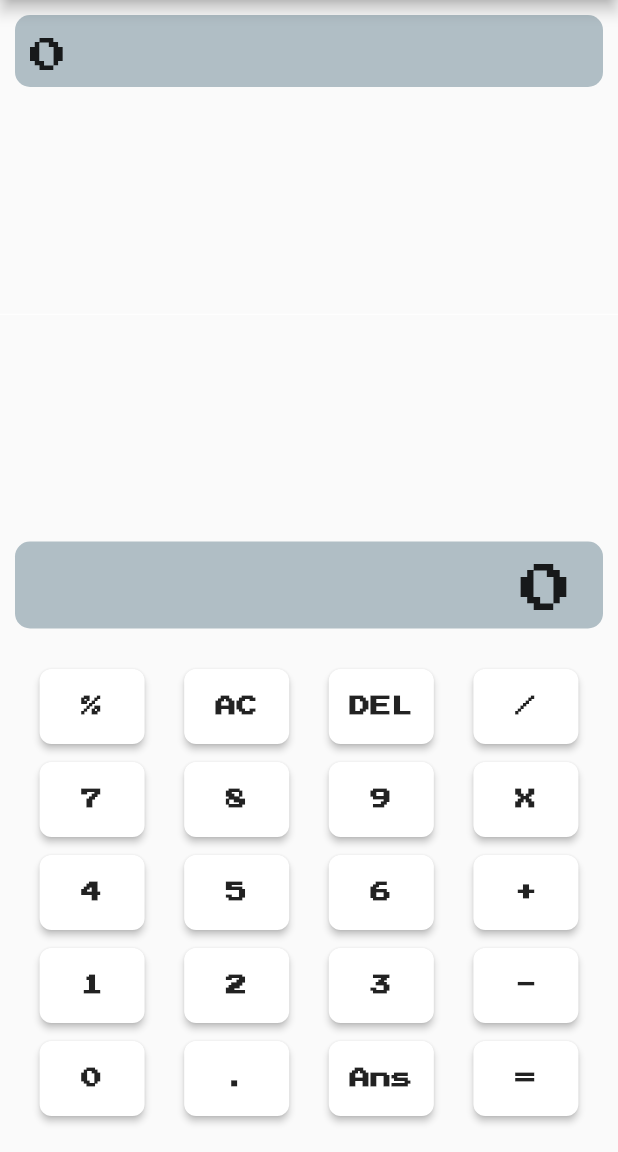
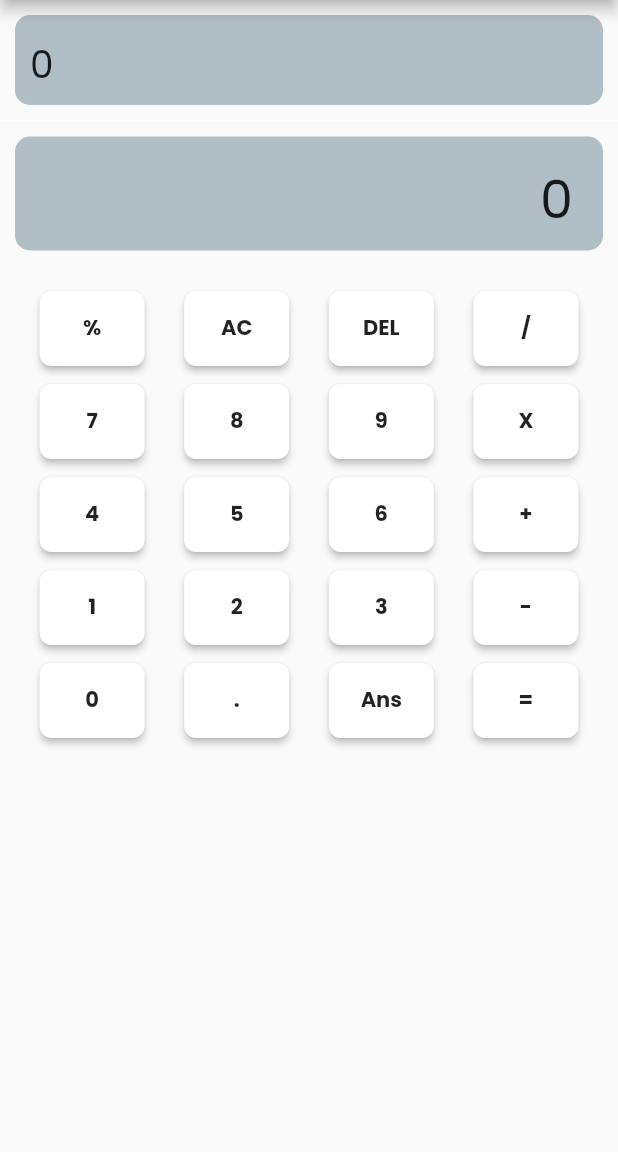
Before and after one commit to Juliotati/calculater, a Flutter app: the screen it shows after launch, on a phone screen of 412 x 824 dp, the part 84-1236 px from its top. Run offline on Flutter 3.47's test engine with Material 2 defaults, Android fonts, the phone set to English and light mode, and no system bars; our stand-ins replace google_fonts, math_expressions; Roboto replaces fonts that are missing (Graduate).

Commit message:
code formatting

```diff
--- a/lib/UI/calculater_button.dart
+++ b/lib/UI/calculater_button.dart
@@ -1,8 +1,13 @@
 part of ui;
 
 class CalculaterButton extends StatelessWidget {
-  const CalculaterButton(this.label, {Key? key}) : super(key: key);
+  const CalculaterButton(
+    this.label, {
+    Key? key,
+  }) : super(key: key);
+
   final String label;
+
   @override
   Widget build(BuildContext context) {
     return Padding(
@@ -12,13 +17,13 @@ class CalculaterButton extends StatelessWidget {
           borderRadius: BorderRadius.circular(8.0),
         ),
         constraints: const BoxConstraints(minHeight: 50, minWidth: 70),
-        fillColor: Colors.white,
+        fillColor:  Colors.white,
         hoverColor: Colors.blue,
         splashColor: Colors.blueGrey,
         disabledElevation: 2.0,
         focusElevation: 1.0,
         highlightElevation: 0.0,
-        onPressed: () => context.read<CalculaterHelper>().computeInput(label),
+        onPressed: () => context.watch<CalculaterHelper>().computeInput(label),
         child: Text(
           label,
           style: const TextStyle(
--- a/lib/UI/theme.dart
+++ b/lib/UI/theme.dart
@@ -3,5 +3,6 @@ part of ui;
 final ThemeData calculaterTheme = ThemeData(
   primarySwatch: Colors.blueGrey,
   visualDensity: VisualDensity.adaptivePlatformDensity,
-  textTheme: GoogleFonts.pressStart2pTextTheme(),
+  textTheme: GoogleFonts.poppinsTextTheme(),
+  // textTheme: GoogleFonts.pressStart2pTextTheme(),
 );
--- a/lib/app/calculater_page.dart
+++ b/lib/app/calculater_page.dart
@@ -20,7 +20,8 @@ class _CalculaterPageState extends State<CalculaterPage> {
           ),
         ),
       ),
-      body: Padding(
+      body: SingleChildScrollView(
+        child: Padding(
           padding: const EdgeInsets.only(bottom: 16.0),
           child: Column(
             mainAxisSize: MainAxisSize.min,
@@ -39,6 +40,7 @@ class _CalculaterPageState extends State<CalculaterPage> {
             ],
           ),
         ),
+      ),
     );
   }
 }
```
Lines whose indentation alone changed are shown as unchanged.
